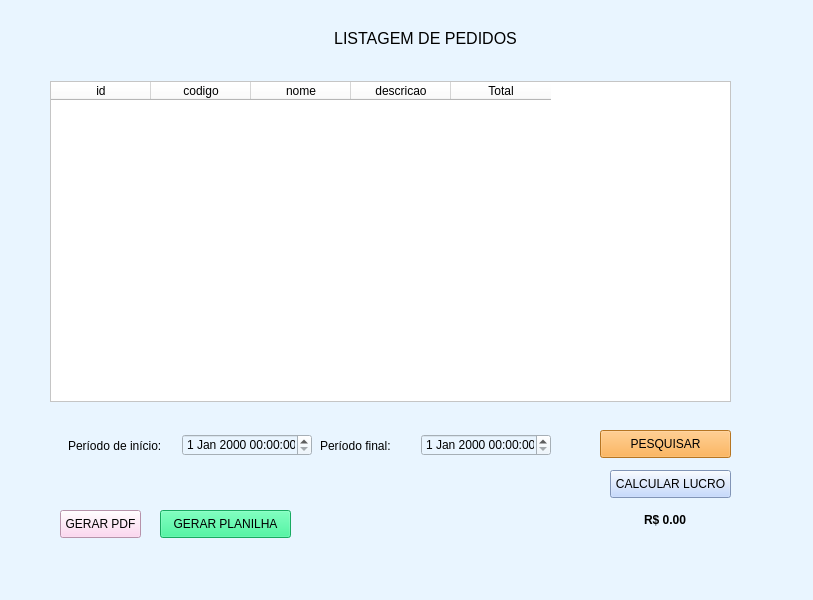
miguelneto0/sistema_gui_pymysql, file tela_lista.ui: the form before one commit.
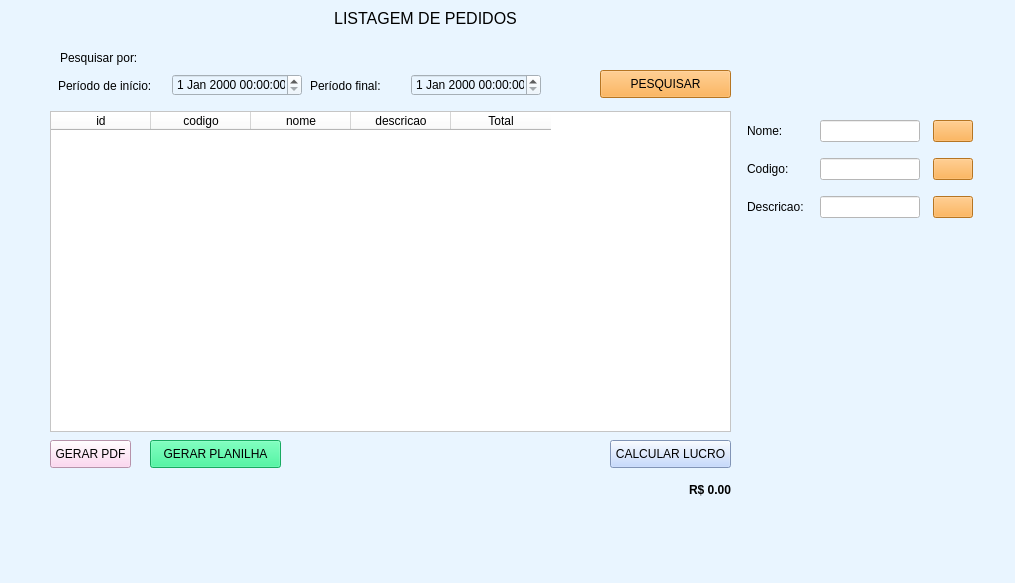
The form after the commit.

Commit message: Aprimorando as funcoes de Pesquisa e Calculo de Lucro

What changed in the file:
```diff
--- a/tela_lista.ui
+++ b/tela_lista.ui
@@ -6,8 +6,8 @@
    <rect>
     <x>0</x>
     <y>0</y>
-    <width>813</width>
-    <height>600</height>
+    <width>1015</width>
+    <height>583</height>
    </rect>
   </property>
   <property name="windowTitle">
@@ -21,7 +21,7 @@
     <property name="geometry">
      <rect>
       <x>310</x>
-      <y>30</y>
+      <y>10</y>
       <width>231</width>
       <height>16</height>
      </rect>
@@ -41,8 +41,8 @@
    <widget class="QWidget" name="horizontalLayoutWidget">
     <property name="geometry">
      <rect>
-      <x>60</x>
-      <y>430</y>
+      <x>50</x>
+      <y>70</y>
       <width>261</width>
       <height>31</height>
      </rect>
@@ -76,8 +76,8 @@
    <widget class="QWidget" name="horizontalLayoutWidget_2">
     <property name="geometry">
      <rect>
-      <x>320</x>
-      <y>430</y>
+      <x>310</x>
+      <y>70</y>
       <width>231</width>
       <height>31</height>
      </rect>
@@ -112,7 +112,7 @@
     <property name="geometry">
      <rect>
       <x>600</x>
-      <y>430</y>
+      <y>70</y>
       <width>131</width>
       <height>28</height>
      </rect>
@@ -133,8 +133,8 @@
    <widget class="QPushButton" name="btnGeraCSV">
     <property name="geometry">
      <rect>
-      <x>160</x>
-      <y>510</y>
+      <x>150</x>
+      <y>440</y>
       <width>131</width>
       <height>28</height>
      </rect>
@@ -156,7 +156,7 @@
     <property name="geometry">
      <rect>
       <x>50</x>
-      <y>81</y>
+      <y>111</y>
       <width>681</width>
       <height>321</height>
      </rect>
@@ -193,8 +193,8 @@
    <widget class="QPushButton" name="btnGeraPDF">
     <property name="geometry">
      <rect>
-      <x>60</x>
-      <y>510</y>
+      <x>50</x>
+      <y>440</y>
       <width>81</width>
       <height>28</height>
      </rect>
@@ -215,9 +215,9 @@
    <widget class="QLabel" name="labelLucro">
     <property name="geometry">
      <rect>
-      <x>644</x>
-      <y>510</y>
-      <width>91</width>
+      <x>610</x>
+      <y>480</y>
+      <width>121</width>
       <height>20</height>
      </rect>
     </property>
@@ -231,12 +231,15 @@
     <property name="text">
      <string>R$ 0.00</string>
     </property>
+    <property name="alignment">
+     <set>Qt::AlignRight|Qt::AlignTrailing|Qt::AlignVCenter</set>
+    </property>
    </widget>
    <widget class="QPushButton" name="btnLucro">
     <property name="geometry">
      <rect>
       <x>610</x>
-      <y>470</y>
+      <y>440</y>
       <width>121</width>
       <height>28</height>
      </rect>
@@ -248,6 +251,187 @@
      <string>CALCULAR LUCRO</string>
     </property>
    </widget>
+   <widget class="QLabel" name="labelProcurarPor">
+    <property name="geometry">
+     <rect>
+      <x>60</x>
+      <y>50</y>
+      <width>91</width>
+      <height>16</height>
+     </rect>
+    </property>
+    <property name="text">
+     <string>Pesquisar por:</string>
+    </property>
+   </widget>
+   <widget class="QLabel" name="labelDebug">
+    <property name="geometry">
+     <rect>
+      <x>310</x>
+      <y>450</y>
+      <width>261</width>
+      <height>20</height>
+     </rect>
+    </property>
+    <property name="font">
+     <font>
+      <italic>true</italic>
+     </font>
+    </property>
+    <property name="text">
+     <string/>
+    </property>
+   </widget>
+   <widget class="QWidget" name="verticalLayoutWidget">
+    <property name="geometry">
+     <rect>
+      <x>740</x>
+      <y>110</y>
+      <width>242</width>
+      <height>121</height>
+     </rect>
+    </property>
+    <layout class="QVBoxLayout" name="verticalLayout">
+     <item>
+      <layout class="QHBoxLayout" name="horizontalLayout_4">
+       <item>
+        <widget class="QLabel" name="labelNomeProc">
+         <property name="maximumSize">
+          <size>
+           <width>60</width>
+           <height>16777215</height>
+          </size>
+         </property>
+         <property name="text">
+          <string>Nome: </string>
+         </property>
+        </widget>
+       </item>
+       <item>
+        <widget class="QLineEdit" name="lineNomeProc">
+         <property name="maximumSize">
+          <size>
+           <width>100</width>
+           <height>16777215</height>
+          </size>
+         </property>
+         <property name="styleSheet">
+          <string notr="true">background-color: rgb(255, 255, 255);</string>
+         </property>
+        </widget>
+       </item>
+       <item>
+        <widget class="QPushButton" name="btnNomePesq">
+         <property name="maximumSize">
+          <size>
+           <width>40</width>
+           <height>16777215</height>
+          </size>
+         </property>
+         <property name="styleSheet">
+          <string notr="true">background-color:#ffa42f</string>
+         </property>
+         <property name="text">
+          <string/>
+         </property>
+        </widget>
+       </item>
+      </layout>
+     </item>
+     <item>
+      <layout class="QHBoxLayout" name="horizontalLayout_5">
+       <item>
+        <widget class="QLabel" name="labelCodigoProc">
+         <property name="maximumSize">
+          <size>
+           <width>60</width>
+           <height>16777215</height>
+          </size>
+         </property>
+         <property name="text">
+          <string>Codigo: </string>
+         </property>
+        </widget>
+       </item>
+       <item>
+        <widget class="QLineEdit" name="lineCodigoProc">
+         <property name="maximumSize">
+          <size>
+           <width>100</width>
+           <height>16777215</height>
+          </size>
+         </property>
+         <property name="styleSheet">
+          <string notr="true">background-color: rgb(255, 255, 255);</string>
+         </property>
+        </widget>
+       </item>
+       <item>
+        <widget class="QPushButton" name="btnCodPesq">
+         <property name="maximumSize">
+          <size>
+           <width>40</width>
+           <height>16777215</height>
+          </size>
+         </property>
+         <property name="styleSheet">
+          <string notr="true">background-color:#ffa42f</string>
+         </property>
+         <property name="text">
+          <string/>
+         </property>
+        </widget>
+       </item>
+      </layout>
+     </item>
+     <item>
+      <layout class="QHBoxLayout" name="horizontalLayout_6">
+       <item>
+        <widget class="QLabel" name="labelDescricaoProc">
+         <property name="maximumSize">
+          <size>
+           <width>60</width>
+           <height>16777215</height>
+          </size>
+         </property>
+         <property name="text">
+          <string>Descricao: </string>
+         </property>
+        </widget>
+       </item>
+       <item>
+        <widget class="QLineEdit" name="lineDescricaoProc">
+         <property name="maximumSize">
+          <size>
+           <width>100</width>
+           <height>16777215</height>
+          </size>
+         </property>
+         <property name="styleSheet">
+          <string notr="true">background-color: rgb(255, 255, 255);</string>
+         </property>
+        </widget>
+       </item>
+       <item>
+        <widget class="QPushButton" name="btnDescrPesq">
+         <property name="maximumSize">
+          <size>
+           <width>40</width>
+           <height>16777215</height>
+          </size>
+         </property>
+         <property name="styleSheet">
+          <string notr="true">background-color:#ffa42f</string>
+         </property>
+         <property name="text">
+          <string/>
+         </property>
+        </widget>
+       </item>
+      </layout>
+     </item>
+    </layout>
+   </widget>
   </widget>
   <widget class="QMenuBar" name="menubar">
    <property name="geometry">
```
Left out of the diff: 2 changed lines with no effect on the pictures. The commit also changes 1 other file.
